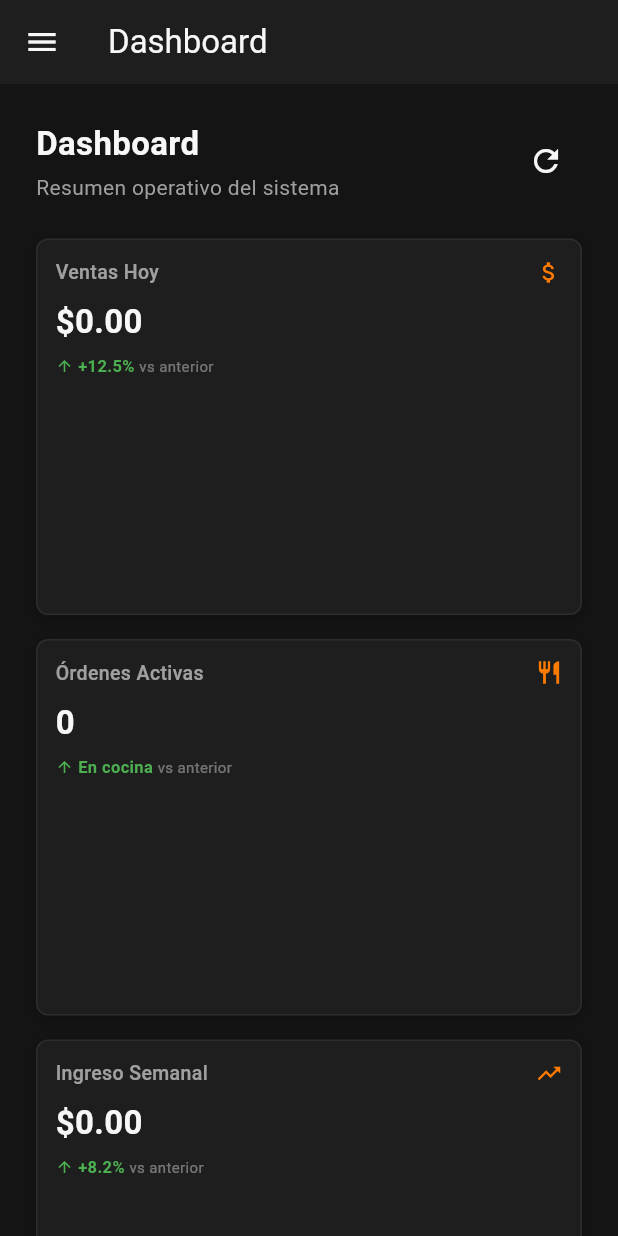
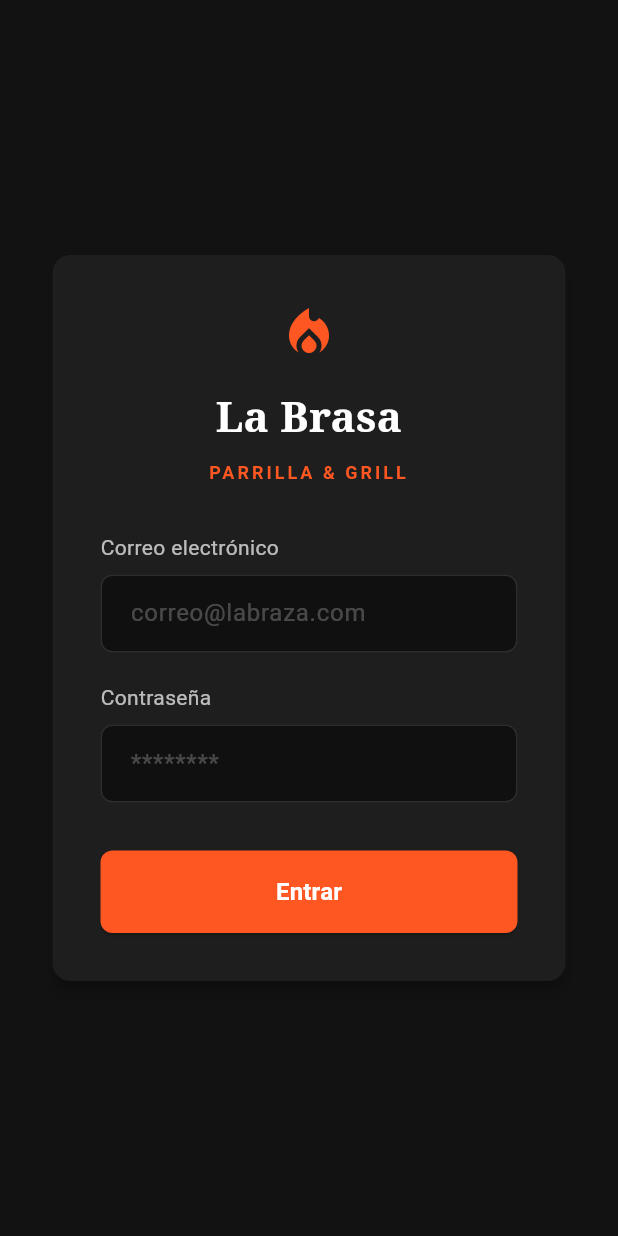
Before and after one commit to Joshi2032/POS, a Flutter app: the screen it shows after launch, on a phone screen of 412 x 824 dp. Run offline on Flutter 3.47's test engine with Material 3 defaults, Android fonts, the phone set to English and light mode, and no system bars; our stand-ins replace fl_chart, flutter_dotenv, go_router, supabase_flutter; missing offline and left inert: esc_pos_printer_plus, esc_pos_utils_plus; accounts and stored records are empty.

Commit message:
login hecho y responsivo en productos

```diff
--- /dev/null
+++ b/lib/pages/login_page.dart
@@ -0,0 +1,104 @@
+import 'package:flutter/material.dart';
+
+class LoginPage extends StatelessWidget {
+  const LoginPage({super.key});
+
+  @override
+  Widget build(BuildContext context) {
+    // Definición de colores basados en tu imagen
+    const Color backgroundColor = Color(0xFF121212);
+    const Color cardColor = Color(0xFF1E1E1E);
+    const Color accentColor = Color(0xFFFF5722); // Naranja
+
+    return Scaffold(
+      backgroundColor: backgroundColor,
+      body: Center(
+        child: SizedBox(
+          width: 350,
+          child: Card(
+            color: cardColor,
+            elevation: 4,
+            shape: RoundedRectangleBorder(borderRadius: BorderRadius.circular(12)),
+            child: Padding(
+              padding: const EdgeInsets.all(32),
+              child: Column(
+                mainAxisSize: MainAxisSize.min,
+                crossAxisAlignment: CrossAxisAlignment.stretch,
+                children: [
+                  const Icon(Icons.local_fire_department, color: accentColor, size: 40),
+                  const SizedBox(height: 16),
+                  const Text(
+                    "La Brasa",
+                    textAlign: TextAlign.center,
+                    style: TextStyle(
+                      color: Colors.white,
+                      fontSize: 28,
+                      fontWeight: FontWeight.bold,
+                      fontFamily: 'serif',
+                    ),
+                  ),
+                  const SizedBox(height: 8),
+                  const Text(
+                    "PARRILLA & GRILL",
+                    textAlign: TextAlign.center,
+                    style: TextStyle(
+                      color: accentColor,
+                      fontSize: 12,
+                      letterSpacing: 2,
+                      fontWeight: FontWeight.bold,
+                    ),
+                  ),
+                  const SizedBox(height: 32),
+
+                  // Campo Correo
+                  const Text("Correo electrónico", style: TextStyle(color: Colors.white70)),
+                  const SizedBox(height: 8),
+                  _buildTextField(hintText: "correo@labraza.com"),
+
+                  const SizedBox(height: 20),
+
+                  // Campo Contraseña
+                  const Text("Contraseña", style: TextStyle(color: Colors.white70)),
+                  const SizedBox(height: 8),
+                  _buildTextField(hintText: "********", obscureText: true),
+
+                  const SizedBox(height: 32),
+
+                  // Botón Entrar
+                  ElevatedButton(
+                    onPressed: () {},
+                    style: ElevatedButton.styleFrom(
+                      backgroundColor: accentColor,
+                      foregroundColor: Colors.white,
+                      padding: const EdgeInsets.symmetric(vertical: 16),
+                      shape: RoundedRectangleBorder(borderRadius: BorderRadius.circular(8)),
+                    ),
+                    child: const Text("Entrar", style: TextStyle(fontSize: 16, fontWeight: FontWeight.bold)),
+                  )
+                ],
+              ),
+            ),
+          ),
+        ),
+      ),
+    );
+  }
+
+  // Widget auxiliar para mantener los campos consistentes
+  Widget _buildTextField({required String hintText, bool obscureText = false}) {
+    return TextField(
+      obscureText: obscureText,
+      style: const TextStyle(color: Colors.white),
+      decoration: InputDecoration(
+        filled: true,
+        fillColor: Colors.black45,
+        hintText: hintText,
+        hintStyle: const TextStyle(color: Colors.white24),
+        border: OutlineInputBorder(
+          borderRadius: BorderRadius.circular(8),
+          borderSide: BorderSide.none,
+        ),
+      ),
+    );
+  }
+}
--- a/lib/routes.dart
+++ b/lib/routes.dart
@@ -20,6 +20,7 @@ import 'pages/gastos_page.dart';
 import 'pages/nominas_page.dart';
 import 'pages/historial_cortes_page.dart';
 import 'pages/ajustes_page.dart';
+import 'pages/login_page.dart';
 
 final GlobalKey<NavigatorState> _rootNavigatorKey = GlobalKey<NavigatorState>();
 final GlobalKey<NavigatorState> _shellNavigatorKey =
@@ -27,8 +28,12 @@ final GlobalKey<NavigatorState> _shellNavigatorKey =
 
 final GoRouter appRouter = GoRouter(
   navigatorKey: _rootNavigatorKey,
-  initialLocation: '/dashboard',
+  initialLocation: '/login',
   routes: [
+    GoRoute(
+      path: '/login',
+      builder: (context, state) => const LoginPage(),
+    ),
     ShellRoute(
       navigatorKey: _shellNavigatorKey,
       builder: (context, state, child) {
@@ -80,6 +85,7 @@ final GoRouter appRouter = GoRouter(
             builder: (context, state) => const HistorialCortesPage()),
         GoRoute(
             path: '/ajustes', builder: (context, state) => const AjustesPage()),
+
       ],
     ),
   ],
```
Also changed, not shown: lib/main.dart (+7 -0 lines), lib/providers/auth_provider.dart (added, +31 -0 lines), lib/repositories/auth_repository.dart (added, +14 -0 lines).
